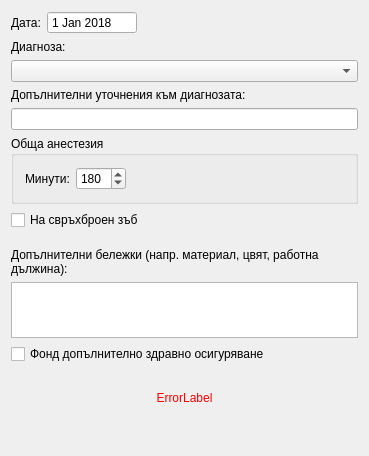
Qt form src/View/SubWidgets/ProcedureInput.ui (thefinalcutbg/DinoDent) before a commit.
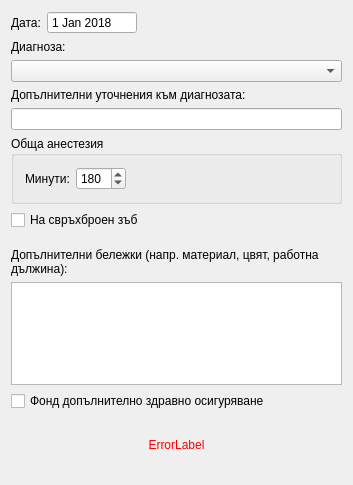
The same form after that commit. Custom widgets are drawn as their Qt base class.

The edit to the form file:
```diff
--- a/src/View/SubWidgets/ProcedureInput.ui
+++ b/src/View/SubWidgets/ProcedureInput.ui
@@ -6,8 +6,8 @@
    <rect>
     <x>0</x>
     <y>0</y>
-    <width>369</width>
-    <height>456</height>
+    <width>353</width>
+    <height>485</height>
    </rect>
   </property>
   <property name="sizePolicy">
@@ -187,6 +187,12 @@
    </item>
    <item>
     <widget class="QLabel" name="notesLabel">
+     <property name="sizePolicy">
+      <sizepolicy hsizetype="Preferred" vsizetype="Preferred">
+       <horstretch>0</horstretch>
+       <verstretch>0</verstretch>
+      </sizepolicy>
+     </property>
      <property name="text">
       <string>Допълнителни бележки (напр. материал, цвят, работна дължина):</string>
      </property>
@@ -198,7 +204,7 @@
    <item>
     <widget class="TextEdit" name="notesEdit">
      <property name="sizePolicy">
-      <sizepolicy hsizetype="Preferred" vsizetype="Preferred">
+      <sizepolicy hsizetype="Expanding" vsizetype="Preferred">
        <horstretch>0</horstretch>
        <verstretch>0</verstretch>
       </sizepolicy>
@@ -206,13 +212,22 @@
      <property name="maximumSize">
       <size>
        <width>16777215</width>
-       <height>56</height>
+       <height>121</height>
       </size>
      </property>
+     <property name="placeholderText">
+      <string/>
+     </property>
     </widget>
    </item>
    <item>
     <widget class="QCheckBox" name="PHIFcheckbox">
+     <property name="sizePolicy">
+      <sizepolicy hsizetype="Minimum" vsizetype="Preferred">
+       <horstretch>0</horstretch>
+       <verstretch>0</verstretch>
+      </sizepolicy>
+     </property>
      <property name="text">
       <string>Фонд допълнително здравно осигуряване</string>
      </property>
@@ -226,13 +241,19 @@
      <property name="sizeHint" stdset="0">
       <size>
        <width>20</width>
-       <height>0</height>
+       <height>40</height>
       </size>
      </property>
     </spacer>
    </item>
    <item>
     <widget class="QLabel" name="errorLabel">
+     <property name="sizePolicy">
+      <sizepolicy hsizetype="Preferred" vsizetype="Preferred">
+       <horstretch>0</horstretch>
+       <verstretch>0</verstretch>
+      </sizepolicy>
+     </property>
      <property name="styleSheet">
       <string notr="true">color: red</string>
      </property>
```
Left out of the diff: 6 changed lines with no effect on the pictures.
